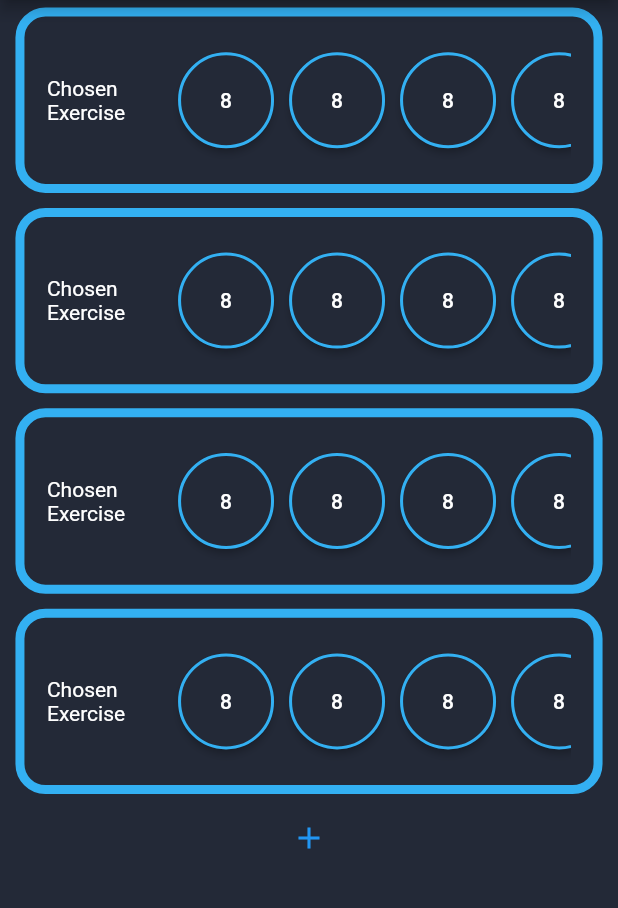
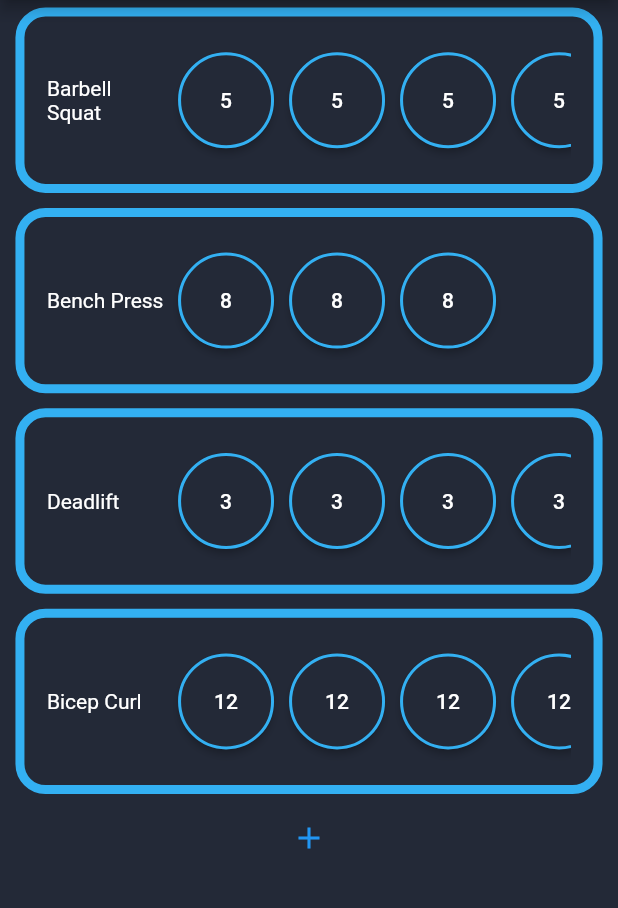
Before and after one commit to TheBeville/workout_app, a Flutter app: the screen it shows after launch, after a tap on the "add" icon, on a phone screen of 412 x 824 dp, the part 84-992 px from its top. Run offline on Flutter 3.47's test engine with Material 2 defaults, Android fonts, the phone set to English and light mode, and no system bars.

Commit message:
more workout_exercise updates

```diff
--- a/lib/views/workout_session.dart
+++ b/lib/views/workout_session.dart
@@ -11,9 +11,21 @@ class WorkoutSession extends StatefulWidget {
 class _WorkoutSessionState extends State<WorkoutSession> {
   List<WorkoutExercise> currentSessionExerciseList = [
     // TODO: populate list with user-selected sets and reps etc.
-    const WorkoutExercise(),
-    const WorkoutExercise(),
-    const WorkoutExercise(),
+    const WorkoutExercise(
+      chosenExercise: 'Barbell Squat',
+      numOfSets: 5,
+      numOfReps: 5,
+    ),
+    const WorkoutExercise(
+      chosenExercise: 'Bench Press',
+      numOfSets: 3,
+      numOfReps: 8,
+    ),
+    const WorkoutExercise(
+      chosenExercise: 'Deadlift',
+      numOfSets: 6,
+      numOfReps: 3,
+    ),
   ];
 
   @override
@@ -28,7 +40,11 @@ class _WorkoutSessionState extends State<WorkoutSession> {
           onPressed: () {
             setState(
               () {
-                currentSessionExerciseList.add(const WorkoutExercise());
+                currentSessionExerciseList.add(const WorkoutExercise(
+                  chosenExercise: 'Bicep Curl',
+                  numOfSets: 4,
+                  numOfReps: 12,
+                ));
               },
             );
           },
--- a/lib/widgets/rep_button.dart
+++ b/lib/widgets/rep_button.dart
@@ -1,32 +1,49 @@
 import 'package:flutter/material.dart';
 import 'package:workout_app/main_theme.dart';
 
+// button to track number of reps in each set of each exercise
 class RepButton extends StatefulWidget {
-  const RepButton({Key? key}) : super(key: key);
+  final int numOfReps;
+
+  const RepButton({Key? key, required this.numOfReps}) : super(key: key);
 
   @override
   State<RepButton> createState() => _RepButtonState();
 }
 
 class _RepButtonState extends State<RepButton> {
-  // Ask Alex about a better way to do this/is this best way
-  Color buttonBackgroundColor = mainTheme.backgroundColor;
+  late int repCounter = widget.numOfReps;
+  bool isComplete = false;
+
+  void buttonLogic() {
+    setState(() {
+      if (isComplete && repCounter > 0) {
+        repCounter--;
+      }
+      isComplete = true;
+    });
+  }
+
+  void reset() {
+    setState(() {
+      isComplete = false;
+      repCounter = widget.numOfReps;
+    });
+  }
 
   @override
   Widget build(BuildContext context) {
     return Padding(
       padding: const EdgeInsets.all(5.0),
       child: ElevatedButton(
-        onPressed: () {
-          setState(() {
-            buttonBackgroundColor = Theme.of(context).primaryColor;
-          });
-        },
-        child: const Text('8'),
+        onLongPress: reset,
+        onPressed: buttonLogic,
+        child: Text(repCounter.toString()),
         style: ElevatedButton.styleFrom(
           shape: const CircleBorder(),
           padding: const EdgeInsets.all(20),
-          primary: buttonBackgroundColor,
+          primary:
+              isComplete ? mainTheme.primaryColor : mainTheme.backgroundColor,
           side: BorderSide(
             width: 2.0,
             color: Theme.of(context).primaryColor,
--- a/lib/widgets/workout_exercise.dart
+++ b/lib/widgets/workout_exercise.dart
@@ -2,19 +2,31 @@ import 'package:flutter/material.dart';
 
 import './rep_button.dart';
 
+// widget for each exercise in a workout session
 class WorkoutExercise extends StatelessWidget {
-  const WorkoutExercise({Key? key}) : super(key: key);
+  final String chosenExercise;
+  final int numOfSets;
+  final int numOfReps;
 
-  static const List<RepButton> setRepList = [
-    RepButton(),
-    RepButton(),
-    RepButton(),
-    RepButton(),
-    RepButton(),
-  ];
+  const WorkoutExercise({
+    Key? key,
+    required this.chosenExercise,
+    required this.numOfSets,
+    required this.numOfReps,
+  }) : super(key: key);
+
+  // TODO: fill list from user-created template
+  List<RepButton> fillRepList() {
+    List<RepButton> setRepList = [];
+    for (int i = 0; i < numOfSets; i++) {
+      setRepList.add(RepButton(numOfReps: numOfReps));
+    }
+    return setRepList;
+  }
 
   @override
   Widget build(BuildContext context) {
+    // TODO: tidy up/refactor to replace all these media queries
     return Container(
       width: MediaQuery.of(context).size.width * 0.95,
       margin: const EdgeInsets.all(5),
@@ -27,14 +39,14 @@ class WorkoutExercise extends StatelessWidget {
       child: Row(
         children: [
           SizedBox(
-              child: const Text('Chosen Exercise',
-                  style: TextStyle(color: Colors.white)),
+              child: Text(chosenExercise,
+                  style: const TextStyle(color: Colors.white)),
               width: MediaQuery.of(context).size.width * 0.2),
           Expanded(
             child: ListView(
               scrollDirection: Axis.horizontal,
               shrinkWrap: true,
-              children: setRepList,
+              children: fillRepList(),
             ),
           ),
         ],
```
